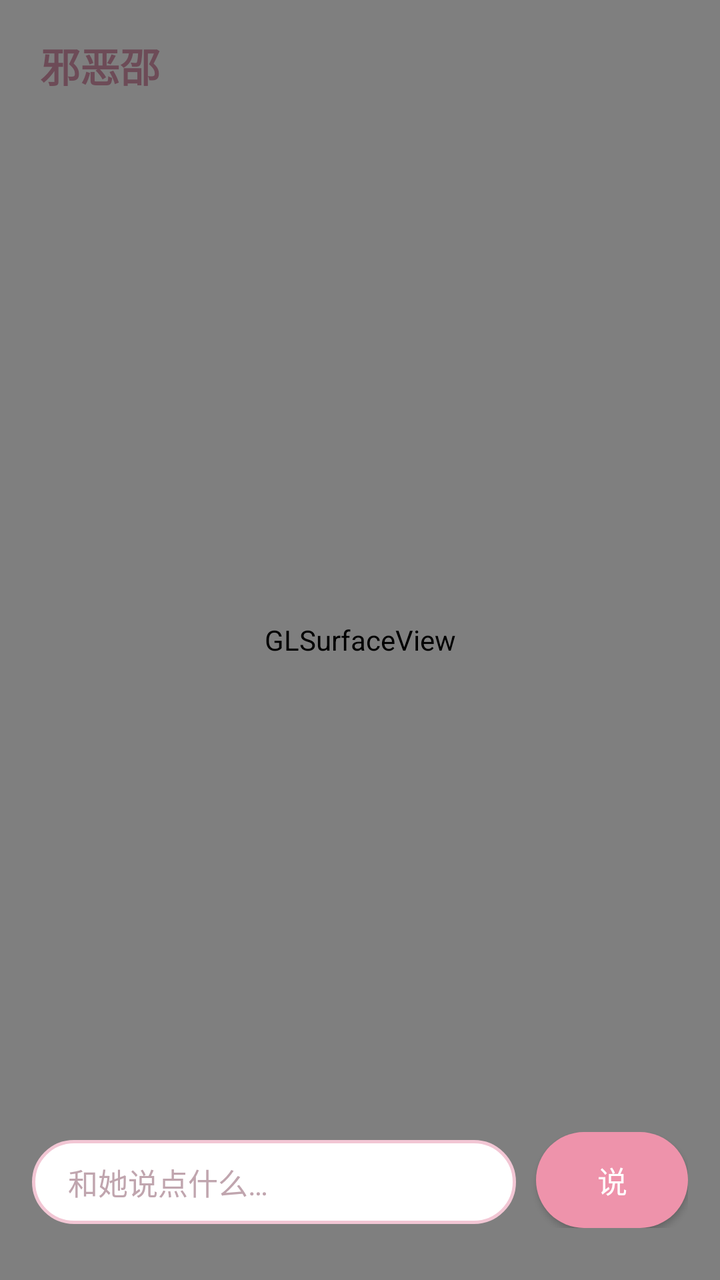
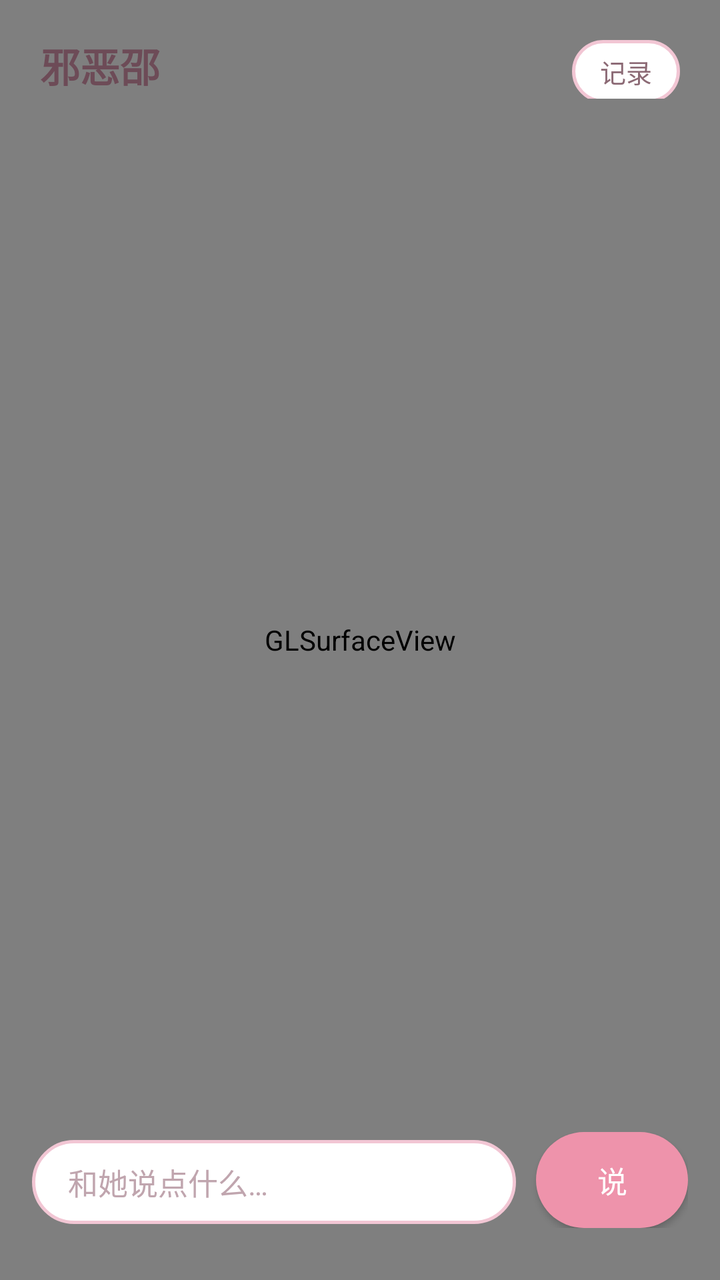

An Android layout rendered at two revisions. The XML below is the earlier revision; the diff shows what the commit changed to produce the second picture.
<!-- AndroidManifest.xml: application theme AppTheme -->
<!-- res/layout/activity_main.xml -->
<?xml version="1.0" encoding="utf-8"?>
<FrameLayout xmlns:android="http://schemas.android.com/apk/res/android"
    android:layout_width="match_parent"
    android:layout_height="match_parent"
    android:background="#FDEAF0">

    <android.opengl.GLSurfaceView
        android:id="@+id/gl"
        android:layout_width="match_parent"
        android:layout_height="match_parent" />

    <TextView
        android:id="@+id/title"
        android:layout_width="wrap_content"
        android:layout_height="wrap_content"
        android:layout_gravity="top|start"
        android:layout_marginStart="20dp"
        android:layout_marginTop="18dp"
        android:text="@string/app_name"
        android:textColor="#6D4B57"
        android:textSize="20sp"
        android:textStyle="bold" />

    <TextView
        android:id="@+id/bubble"
        android:layout_width="wrap_content"
        android:layout_height="wrap_content"
        android:layout_gravity="top|center_horizontal"
        android:layout_marginTop="86dp"
        android:background="@drawable/bubble_bg"
        android:maxWidth="280dp"
        android:paddingStart="18dp"
        android:paddingTop="12dp"
        android:paddingEnd="18dp"
        android:paddingBottom="12dp"
        android:textColor="#463A3E"
        android:textSize="15sp"
        android:visibility="gone" />

    <LinearLayout
        android:layout_width="match_parent"
        android:layout_height="wrap_content"
        android:layout_gravity="bottom"
        android:layout_marginStart="16dp"
        android:layout_marginEnd="16dp"
        android:layout_marginBottom="26dp"
        android:orientation="horizontal">

        <EditText
            android:id="@+id/input"
            android:layout_width="0dp"
            android:layout_height="wrap_content"
            android:layout_weight="1"
            android:background="@drawable/input_bg"
            android:hint="@string/hint"
            android:inputType="text"
            android:maxLines="1"
            android:textColor="#4A3F43"
            android:textColorHint="#C0A5AE"
            android:textSize="15sp" />

        <Button
            android:id="@+id/send"
            android:layout_width="wrap_content"
            android:layout_height="wrap_content"
            android:layout_marginStart="10dp"
            android:background="@drawable/button_bg"
            android:backgroundTint="#EE93AB"
            android:minWidth="76dp"
            android:text="@string/send"
            android:textColor="#FFFFFF"
            android:textSize="15sp" />
    </LinearLayout>
</FrameLayout>
<!-- resources referenced by this layout -->
<resources>
  <!-- drawable bubble_bg (drawable) -->
  <?xml version="1.0" encoding="utf-8"?>
  <shape xmlns:android="http://schemas.android.com/apk/res/android"
      android:shape="rectangle">
      <solid android:color="#FFFDFD" />
      <corners android:radius="18dp" />
      <stroke
          android:width="1.5dp"
          android:color="#F0B6C7" />
  </shape>
  <!-- drawable button_bg (drawable) -->
  <?xml version="1.0" encoding="utf-8"?>
  <shape xmlns:android="http://schemas.android.com/apk/res/android"
      android:shape="rectangle">
      <solid android:color="#FFFFFF" />
      <corners android:radius="24dp" />
  </shape>
  <!-- drawable input_bg (drawable) -->
  <?xml version="1.0" encoding="utf-8"?>
  <shape xmlns:android="http://schemas.android.com/apk/res/android"
      android:shape="rectangle">
      <solid android:color="#FFFFFF" />
      <corners android:radius="24dp" />
      <stroke
          android:width="1.5dp"
          android:color="#F2C6D4" />
      <padding
          android:left="18dp"
          android:top="10dp"
          android:right="18dp"
          android:bottom="10dp" />
  </shape>
  <string name="app_name">邪恶邵</string>
  <string name="hint">和她说点什么…</string>
  <string name="send">说</string>
  <style name="AppTheme" parent="@android:style/Theme.Material.Light.NoActionBar">
          <item name="android:windowBackground">@android:color/white</item>
          <item name="android:statusBarColor">#FDEAF0</item>
          <item name="android:navigationBarColor">#FDEAF0</item>
      </style>
</resources>

<!-- the commit's change to res/layout/activity_main.xml (unified diff, before → after) -->
@@ -9,17 +9,38 @@
         android:layout_width="match_parent"
         android:layout_height="match_parent" />
 
-    <TextView
-        android:id="@+id/title"
-        android:layout_width="wrap_content"
+    <LinearLayout
+        android:layout_width="match_parent"
         android:layout_height="wrap_content"
-        android:layout_gravity="top|start"
+        android:layout_gravity="top"
         android:layout_marginStart="20dp"
         android:layout_marginTop="18dp"
-        android:text="@string/app_name"
-        android:textColor="#6D4B57"
-        android:textSize="20sp"
-        android:textStyle="bold" />
+        android:layout_marginEnd="20dp"
+        android:orientation="horizontal">
+
+        <TextView
+            android:id="@+id/title"
+            android:layout_width="0dp"
+            android:layout_height="wrap_content"
+            android:layout_weight="1"
+            android:text="@string/app_name"
+            android:textColor="#6D4B57"
+            android:textSize="20sp"
+            android:textStyle="bold" />
+
+        <TextView
+            android:id="@+id/record"
+            android:layout_width="wrap_content"
+            android:layout_height="wrap_content"
+            android:background="@drawable/input_bg"
+            android:paddingStart="14dp"
+            android:paddingTop="6dp"
+            android:paddingEnd="14dp"
+            android:paddingBottom="6dp"
+            android:text="@string/record"
+            android:textColor="#8C6A75"
+            android:textSize="13sp" />
+    </LinearLayout>
 
     <TextView
         android:id="@+id/bubble"
<!-- resource entries referenced after the edit -->
@@ -34,6 +34,7 @@
   </shape>
   <string name="app_name">邪恶邵</string>
   <string name="hint">和她说点什么…</string>
+  <string name="record">记录</string>
   <string name="send">说</string>
   <style name="AppTheme" parent="@android:style/Theme.Material.Light.NoActionBar">
           <item name="android:windowBackground">@android:color/white</item>
